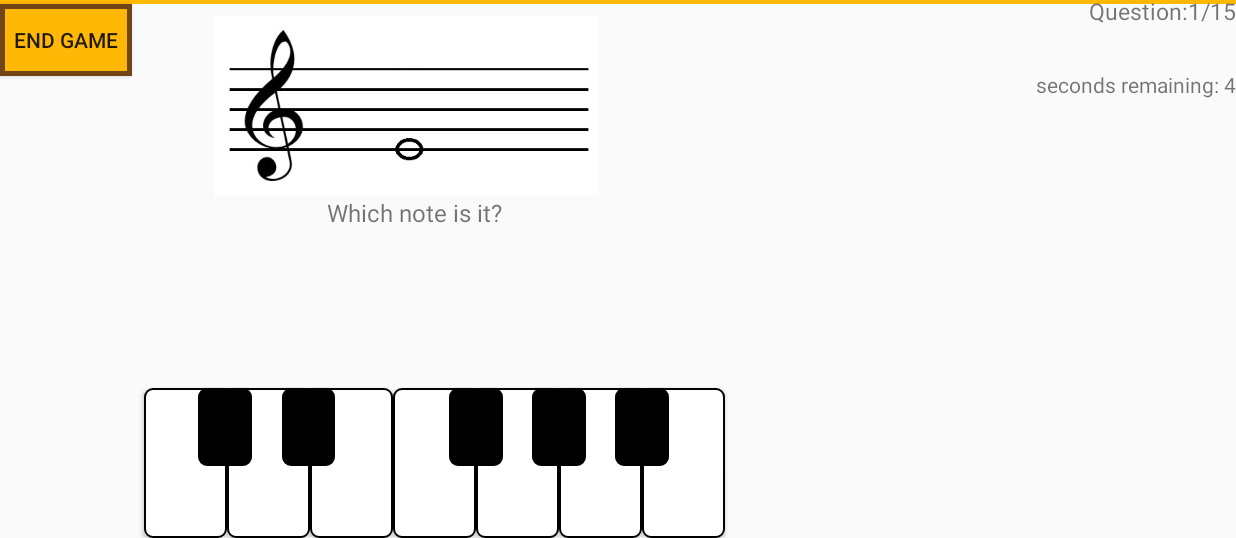
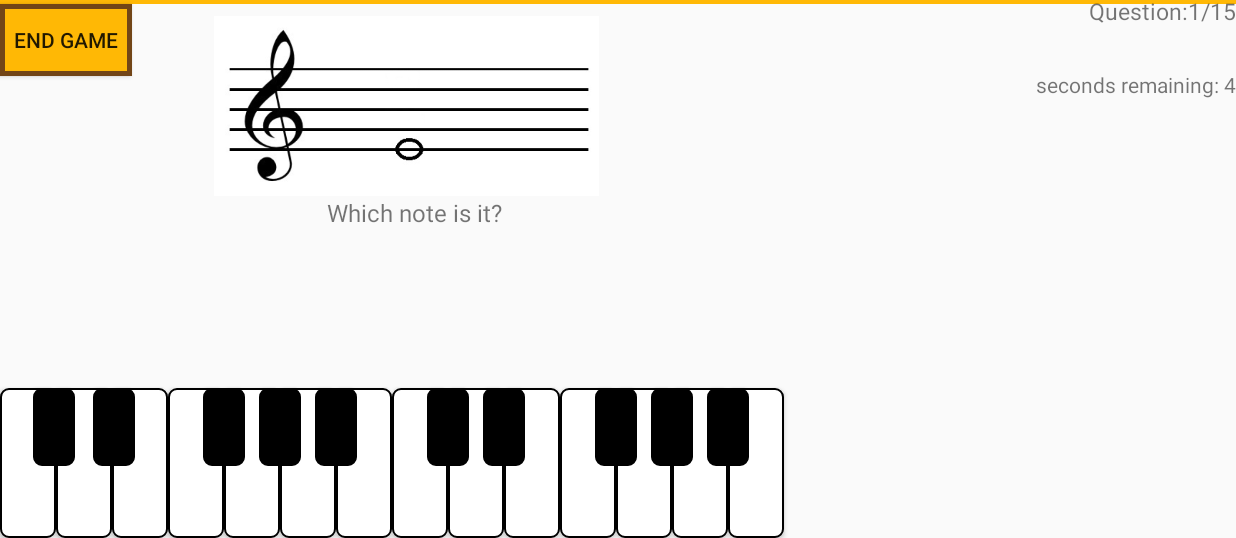
Before and after one commit to nicoletangsy/INFINITE, an Android app: the PracticeActivity screen opened directly, with no data from a screen before it, on a phone screen of 824 x 412 dp (held sideways), the part 80-618 px from its top. Run offline under Robolectric (Android 15) with nearby library versions, the phone set to English and light mode, and no system bars; libraries missing offline, so code that uses them is left out: android.app.

Commit message:
one more set button added , no Onclick listener yet

```diff
--- a/app/src/main/java/comnicoletangsyinfinite/httpsgithub/infinite/PracticeActivity.java
+++ b/app/src/main/java/comnicoletangsyinfinite/httpsgithub/infinite/PracticeActivity.java
@@ -98,6 +98,8 @@ public class PracticeActivity extends AppCompatActivity {
     Button Ff;
     Button Gg;
     Button Aa;
+    Button C1;
+
 
     public void checkEnd(){
         if(total==15) {
@@ -178,6 +180,7 @@ public class PracticeActivity extends AppCompatActivity {
                 this.start();
             }
         }.start();
+
         C=(Button)findViewById(R.id.Ckey);
         C.setOnClickListener(new View.OnClickListener() {
             @Override
--- a/app/src/main/res/layout/practice_layout.xml
+++ b/app/src/main/res/layout/practice_layout.xml
@@ -35,7 +35,7 @@
 
     <Button
         android:id="@+id/Bkey"
-        android:layout_width="55dp"
+        android:layout_width="37dp"
         android:layout_height="100dp"
         android:layout_marginEnd="111dp"
         android:background="@drawable/whitekey"
@@ -46,7 +46,7 @@
 
     <Button
         android:id="@+id/Akey"
-        android:layout_width="55dp"
+        android:layout_width="37dp"
         android:layout_height="100dp"
         android:background="@drawable/whitekey"
         app:layout_constraintBottom_toBottomOf="parent"
@@ -54,7 +54,7 @@
 
     <Button
         android:id="@+id/Gkey"
-        android:layout_width="55dp"
+        android:layout_width="37dp"
         android:layout_height="100dp"
         android:background="@drawable/whitekey"
         app:layout_constraintBottom_toBottomOf="parent"
@@ -62,7 +62,7 @@
 
     <Button
         android:id="@+id/Fkey"
-        android:layout_width="55dp"
+        android:layout_width="37dp"
         android:layout_height="100dp"
         android:background="@drawable/whitekey"
         app:layout_constraintBottom_toBottomOf="parent"
@@ -70,7 +70,7 @@
 
     <Button
         android:id="@+id/Ekey"
-        android:layout_width="55dp"
+        android:layout_width="37dp"
         android:layout_height="100dp"
         android:background="@drawable/whitekey"
         app:layout_constraintBottom_toBottomOf="parent"
@@ -78,7 +78,7 @@
 
     <Button
         android:id="@+id/Dkey"
-        android:layout_width="55dp"
+        android:layout_width="37dp"
         android:layout_height="100dp"
         android:background="@drawable/whitekey"
         app:layout_constraintBottom_toBottomOf="parent"
@@ -86,16 +86,17 @@
 
     <Button
         android:id="@+id/Ckey"
-        android:layout_width="55dp"
+        android:layout_width="37dp"
         android:layout_height="100dp"
-        android:layout_marginStart="96dp"
+        android:layout_marginStart="0dp"
         android:background="@drawable/whitekey"
         app:layout_constraintBottom_toBottomOf="parent"
         app:layout_constraintStart_toStartOf="parent" />
 
+
     <Button
         android:id="@+id/Aakey"
-        android:layout_width="36dp"
+        android:layout_width="28dp"
         android:layout_height="52dp"
         android:layout_marginStart="1dp"
         android:layout_marginEnd="1dp"
@@ -107,7 +108,7 @@
 
     <Button
         android:id="@+id/Ggkey"
-        android:layout_width="36dp"
+        android:layout_width="28dp"
         android:layout_height="52dp"
         android:layout_marginBottom="48dp"
         android:background="@drawable/blackkey"
@@ -118,7 +119,7 @@
 
     <Button
         android:id="@+id/Ffkey"
-        android:layout_width="36dp"
+        android:layout_width="28dp"
         android:layout_height="52dp"
         android:layout_marginBottom="48dp"
         android:background="@drawable/blackkey"
@@ -129,9 +130,9 @@
 
     <Button
         android:id="@+id/Ddkey"
-        android:layout_width="35dp"
+        android:layout_width="28dp"
         android:layout_height="52dp"
-        android:layout_marginStart="20dp"
+        android:layout_marginStart="12dp"
         android:layout_marginBottom="48dp"
         android:background="@drawable/blackkey"
         app:layout_constraintBottom_toBottomOf="@+id/Dkey"
@@ -139,13 +140,119 @@
 
     <Button
         android:id="@+id/Cckey"
-        android:layout_width="36dp"
+        android:layout_width="28dp"
         android:layout_height="52dp"
-        android:layout_marginStart="36dp"
+        android:layout_marginStart="22dp"
         android:layout_marginBottom="48dp"
         android:background="@drawable/blackkey"
         app:layout_constraintBottom_toBottomOf="@+id/Ckey"
         app:layout_constraintStart_toStartOf="@+id/Ckey" />
+
+    <Button
+        android:id="@+id/Ckey1"
+        android:layout_width="37dp"
+        android:layout_height="100dp"
+        android:background="@drawable/whitekey"
+        app:layout_constraintBottom_toBottomOf="parent"
+        app:layout_constraintStart_toEndOf="@+id/Bkey" />
+
+    <Button
+        android:id="@+id/Bkey1"
+        android:layout_width="37dp"
+        android:layout_height="100dp"
+        android:background="@drawable/whitekey"
+        app:layout_constraintBottom_toBottomOf="parent"
+        app:layout_constraintStart_toEndOf="@+id/Akey1" />
+
+    <Button
+        android:id="@+id/Akey1"
+        android:layout_width="37dp"
+        android:layout_height="100dp"
+        android:background="@drawable/whitekey"
+        app:layout_constraintBottom_toBottomOf="parent"
+        app:layout_constraintStart_toEndOf="@+id/Gkey1" />
+
+    <Button
+        android:id="@+id/Gkey1"
+        android:layout_width="37dp"
+        android:layout_height="100dp"
+        android:background="@drawable/whitekey"
+        app:layout_constraintBottom_toBottomOf="parent"
+        app:layout_constraintStart_toEndOf="@+id/Fkey1" />
+
+    <Button
+        android:id="@+id/Fkey1"
+        android:layout_width="37dp"
+        android:layout_height="100dp"
+        android:background="@drawable/whitekey"
+        app:layout_constraintBottom_toBottomOf="parent"
+        app:layout_constraintStart_toEndOf="@+id/Ekey1" />
+
+    <Button
+        android:id="@+id/Ekey1"
+        android:layout_width="37dp"
+        android:layout_height="100dp"
+        android:background="@drawable/whitekey"
+        app:layout_constraintBottom_toBottomOf="parent"
+        app:layout_constraintStart_toEndOf="@+id/Dkey1" />
+
+    <Button
+        android:id="@+id/Dkey1"
+        android:layout_width="37dp"
+        android:layout_height="100dp"
+        android:background="@drawable/whitekey"
+        app:layout_constraintBottom_toBottomOf="parent"
+        app:layout_constraintStart_toEndOf="@+id/Ckey1" />
+    <Button
+        android:id="@+id/Aakey1"
+        android:layout_width="28dp"
+        android:layout_height="52dp"
+        android:layout_marginBottom="48dp"
+        android:background="@drawable/blackkey"
+        app:layout_constraintBottom_toBottomOf="@+id/Akey1"
+        app:layout_constraintEnd_toStartOf="@+id/Bkey1"
+        app:layout_constraintStart_toEndOf="@+id/Akey1" />
+
+    <Button
+        android:id="@+id/Ggkey1"
+        android:layout_width="28dp"
+        android:layout_height="52dp"
+        android:layout_marginBottom="48dp"
+        android:background="@drawable/blackkey"
+        app:layout_constraintBottom_toBottomOf="@+id/Gkey1"
+        app:layout_constraintEnd_toStartOf="@+id/Akey1"
+        app:layout_constraintStart_toEndOf="@+id/Gkey1" />
+    <Button
+        android:id="@+id/Ffkey1"
+        android:layout_width="28dp"
+        android:layout_height="52dp"
+        android:layout_marginBottom="48dp"
+        android:background="@drawable/blackkey"
+        app:layout_constraintBottom_toBottomOf="@+id/Fkey1"
+        app:layout_constraintEnd_toStartOf="@+id/Gkey1"
+        app:layout_constraintHorizontal_bias="0.527"
+        app:layout_constraintStart_toEndOf="@+id/Fkey1" />
+
+    <Button
+        android:id="@+id/Ddkey1"
+        android:layout_width="28dp"
+        android:layout_height="52dp"
+        android:layout_marginBottom="48dp"
+        android:background="@drawable/blackkey"
+        app:layout_constraintBottom_toBottomOf="@+id/Dkey1"
+        app:layout_constraintEnd_toStartOf="@+id/Ekey1"
+        app:layout_constraintStart_toEndOf="@+id/Dkey1" />
+
+    <Button
+        android:id="@+id/Cckey1"
+        android:layout_width="28dp"
+        android:layout_height="52dp"
+        android:layout_marginBottom="48dp"
+        android:background="@drawable/blackkey"
+        app:layout_constraintBottom_toBottomOf="@+id/Ckey1"
+        app:layout_constraintEnd_toStartOf="@+id/Dkey1"
+        app:layout_constraintStart_toEndOf="@+id/Ckey1" />
+
 
 
     <ImageView
```
